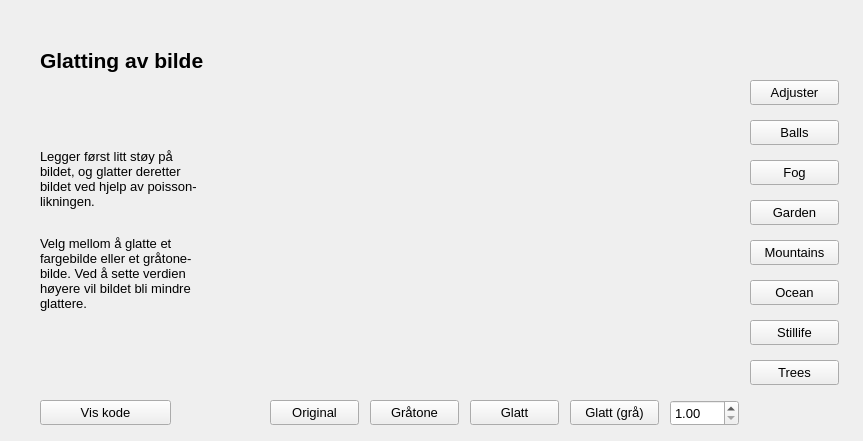
Above: src/blur.ui from jegerud/Sciprog2020project before the change. Below: the same form after it.
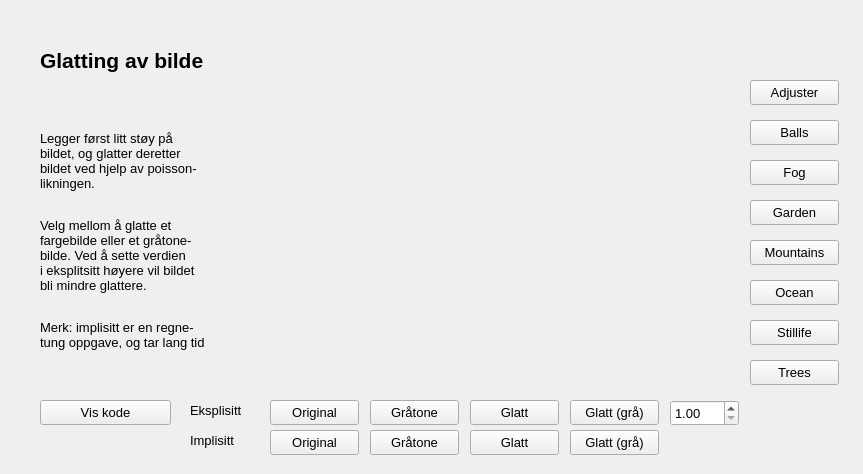
That is the form after the change. Custom widgets are drawn as their Qt base class.

Commit message: Småfiks med tanke på implisitt implementasjon

```diff
--- a/src/blur.ui
+++ b/src/blur.ui
@@ -7,7 +7,7 @@
     <x>0</x>
     <y>0</y>
     <width>863</width>
-    <height>441</height>
+    <height>474</height>
    </rect>
   </property>
   <property name="windowTitle">
@@ -194,7 +194,7 @@
      <x>40</x>
      <y>110</y>
      <width>191</width>
-     <height>241</height>
+     <height>261</height>
     </rect>
    </property>
    <property name="font">
@@ -203,7 +203,7 @@
     </font>
    </property>
    <property name="text">
-    <string>&lt;html&gt;&lt;head/&gt;&lt;body&gt;&lt;p&gt;Legger først litt støy på &lt;br/&gt;bildet, og glatter deretter&lt;br/&gt;bildet ved hjelp av poisson-&lt;br/&gt;likningen.&lt;/p&gt;&lt;p&gt;&lt;br/&gt;Velg mellom å glatte et &lt;br/&gt;fargebilde eller et gråtone-&lt;br/&gt;bilde. Ved å sette verdien&lt;br/&gt;høyere vil bildet bli mindre&lt;br/&gt;glattere.&lt;/p&gt;&lt;/body&gt;&lt;/html&gt;</string>
+    <string>&lt;html&gt;&lt;head/&gt;&lt;body&gt;&lt;p&gt;Legger først litt støy på &lt;br/&gt;bildet, og glatter deretter&lt;br/&gt;bildet ved hjelp av poisson-&lt;br/&gt;likningen.&lt;/p&gt;&lt;p&gt;&lt;br/&gt;Velg mellom å glatte et &lt;br/&gt;fargebilde eller et gråtone-&lt;br/&gt;bilde. Ved å sette verdien&lt;br/&gt;i eksplitsitt høyere vil bildet &lt;br/&gt;bli mindre glattere.&lt;/p&gt;&lt;p&gt;&lt;br/&gt;Merk: implisitt er en regne-&lt;br/&gt;tung oppgave, og tar lang tid&lt;/p&gt;&lt;/body&gt;&lt;/html&gt;</string>
    </property>
    <property name="wordWrap">
     <bool>false</bool>
@@ -327,6 +327,114 @@
     </rect>
    </property>
   </widget>
+  <widget class="QPushButton" name="blurGrayIm">
+   <property name="geometry">
+    <rect>
+     <x>570</x>
+     <y>430</y>
+     <width>89</width>
+     <height>25</height>
+    </rect>
+   </property>
+   <property name="font">
+    <font>
+     <pointsize>10</pointsize>
+    </font>
+   </property>
+   <property name="text">
+    <string>Glatt (grå)</string>
+   </property>
+  </widget>
+  <widget class="QPushButton" name="blurColourIm">
+   <property name="geometry">
+    <rect>
+     <x>470</x>
+     <y>430</y>
+     <width>89</width>
+     <height>25</height>
+    </rect>
+   </property>
+   <property name="font">
+    <font>
+     <pointsize>10</pointsize>
+    </font>
+   </property>
+   <property name="text">
+    <string>Glatt</string>
+   </property>
+  </widget>
+  <widget class="QPushButton" name="blurOrigGray2">
+   <property name="geometry">
+    <rect>
+     <x>370</x>
+     <y>430</y>
+     <width>89</width>
+     <height>25</height>
+    </rect>
+   </property>
+   <property name="font">
+    <font>
+     <pointsize>10</pointsize>
+    </font>
+   </property>
+   <property name="text">
+    <string>Gråtone</string>
+   </property>
+  </widget>
+  <widget class="QPushButton" name="blurOriginal2">
+   <property name="geometry">
+    <rect>
+     <x>270</x>
+     <y>430</y>
+     <width>89</width>
+     <height>25</height>
+    </rect>
+   </property>
+   <property name="font">
+    <font>
+     <pointsize>10</pointsize>
+    </font>
+   </property>
+   <property name="text">
+    <string>Original</string>
+   </property>
+  </widget>
+  <widget class="QLabel" name="label">
+   <property name="geometry">
+    <rect>
+     <x>190</x>
+     <y>400</y>
+     <width>67</width>
+     <height>21</height>
+    </rect>
+   </property>
+   <property name="font">
+    <font>
+     <pointsize>10</pointsize>
+    </font>
+   </property>
+   <property name="text">
+    <string>Eksplisitt</string>
+   </property>
+  </widget>
+  <widget class="QLabel" name="label_2">
+   <property name="geometry">
+    <rect>
+     <x>190</x>
+     <y>430</y>
+     <width>67</width>
+     <height>21</height>
+    </rect>
+   </property>
+   <property name="font">
+    <font>
+     <pointsize>10</pointsize>
+    </font>
+   </property>
+   <property name="text">
+    <string>Implisitt</string>
+   </property>
+  </widget>
  </widget>
  <customwidgets>
   <customwidget>
```
